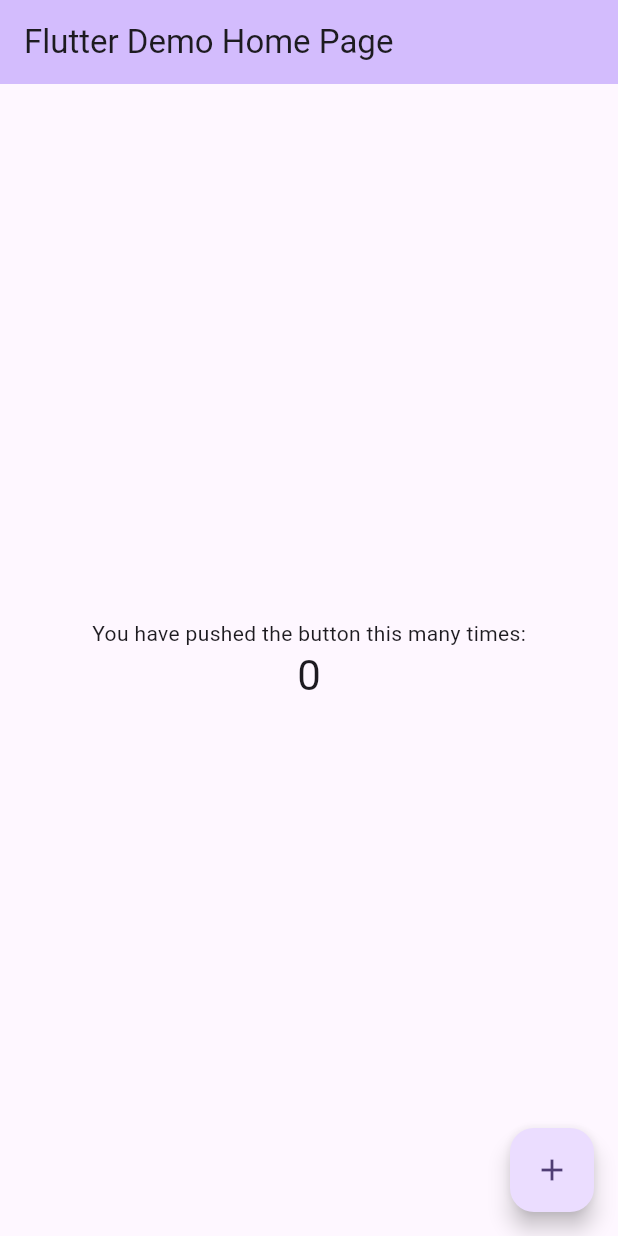
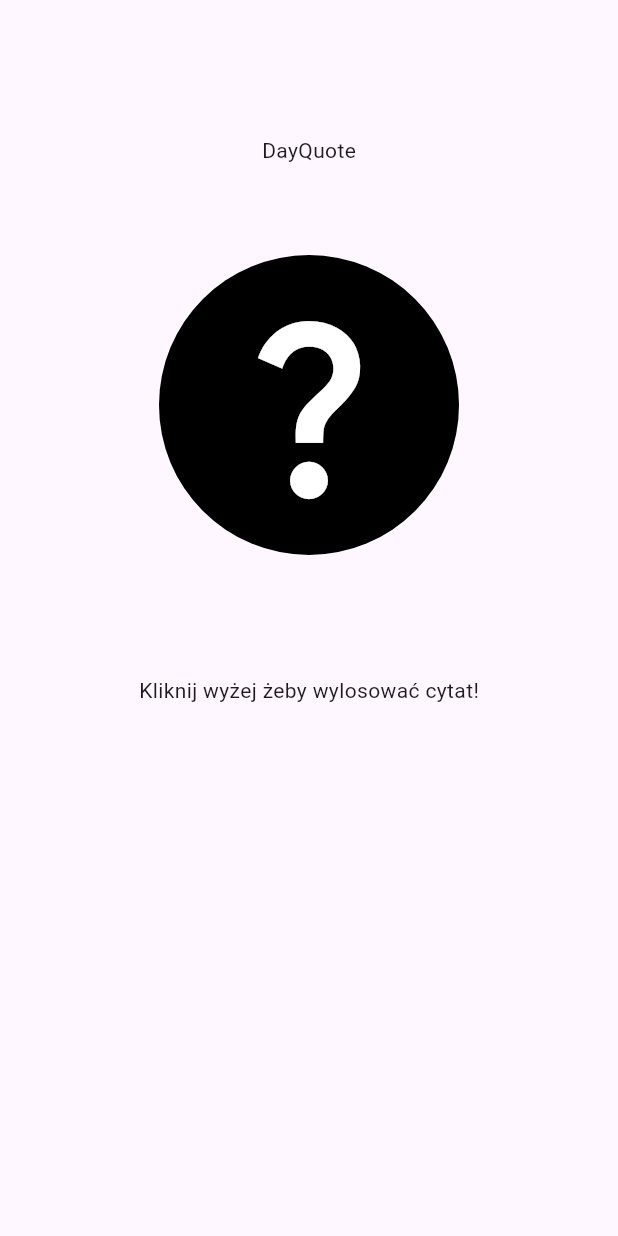
Before and after one commit to maciejsulikowski/day_quote, a Flutter app: the screen it shows after launch, on a phone screen of 412 x 824 dp. Run offline on Flutter 3.47's test engine with Material 2 defaults, Android fonts, the phone set to English and light mode, and no system bars.

Commit message:
Extract Scaffold to MainPage and customize basic elements

```diff
--- a/lib/main.dart
+++ b/lib/main.dart
@@ -7,119 +7,54 @@ void main() {
 class MyApp extends StatelessWidget {
   const MyApp({super.key});
 
-  // This widget is the root of your application.
   @override
   Widget build(BuildContext context) {
     return MaterialApp(
       title: 'Flutter Demo',
       theme: ThemeData(
-        // This is the theme of your application.
-        //
-        // TRY THIS: Try running your application with "flutter run". You'll see
-        // the application has a blue toolbar. Then, without quitting the app,
-        // try changing the seedColor in the colorScheme below to Colors.green
-        // and then invoke "hot reload" (save your changes or press the "hot
-        // reload" button in a Flutter-supported IDE, or press "r" if you used
-        // the command line to start the app).
-        //
-        // Notice that the counter didn't reset back to zero; the application
-        // state is not lost during the reload. To reset the state, use hot
-        // restart instead.
-        //
-        // This works for code too, not just values: Most code changes can be
-        // tested with just a hot reload.
         colorScheme: ColorScheme.fromSeed(seedColor: Colors.deepPurple),
         useMaterial3: true,
       ),
-      home: const MyHomePage(title: 'Flutter Demo Home Page'),
+      home: const MainPage(),
     );
   }
 }
 
-class MyHomePage extends StatefulWidget {
-  const MyHomePage({super.key, required this.title});
-
-  // This widget is the home page of your application. It is stateful, meaning
-  // that it has a State object (defined below) that contains fields that affect
-  // how it looks.
-
-  // This class is the configuration for the state. It holds the values (in this
-  // case the title) provided by the parent (in this case the App widget) and
-  // used by the build method of the State. Fields in a Widget subclass are
-  // always marked "final".
-
-  final String title;
-
-  @override
-  State<MyHomePage> createState() => _MyHomePageState();
-}
-
-class _MyHomePageState extends State<MyHomePage> {
-  int _counter = 0;
-
-  void _incrementCounter() {
-    setState(() {
-      // This call to setState tells the Flutter framework that something has
-      // changed in this State, which causes it to rerun the build method below
-      // so that the display can reflect the updated values. If we changed
-      // _counter without calling setState(), then the build method would not be
-      // called again, and so nothing would appear to happen.
-      _counter++;
-    });
-  }
+class MainPage extends StatelessWidget {
+  const MainPage({
+    super.key,
+  });
 
   @override
   Widget build(BuildContext context) {
-    // This method is rerun every time setState is called, for instance as done
-    // by the _incrementCounter method above.
-    //
-    // The Flutter framework has been optimized to make rerunning build methods
-    // fast, so that you can just rebuild anything that needs updating rather
-    // than having to individually change instances of widgets.
     return Scaffold(
-      appBar: AppBar(
-        // TRY THIS: Try changing the color here to a specific color (to
-        // Colors.amber, perhaps?) and trigger a hot reload to see the AppBar
-        // change color while the other colors stay the same.
-        backgroundColor: Theme.of(context).colorScheme.inversePrimary,
-        // Here we take the value from the MyHomePage object that was created by
-        // the App.build method, and use it to set our appbar title.
-        title: Text(widget.title),
-      ),
       body: Center(
-        // Center is a layout widget. It takes a single child and positions it
-        // in the middle of the parent.
         child: Column(
-          // Column is also a layout widget. It takes a list of children and
-          // arranges them vertically. By default, it sizes itself to fit its
-          // children horizontally, and tries to be as tall as its parent.
-          //
-          // Column has various properties to control how it sizes itself and
-          // how it positions its children. Here we use mainAxisAlignment to
-          // center the children vertically; the main axis here is the vertical
-          // axis because Columns are vertical (the cross axis would be
-          // horizontal).
-          //
-          // TRY THIS: Invoke "debug painting" (choose the "Toggle Debug Paint"
-          // action in the IDE, or press "p" in the console), to see the
-          // wireframe for each widget.
-          mainAxisAlignment: MainAxisAlignment.center,
-          children: <Widget>[
-            const Text(
-              'You have pushed the button this many times:',
+          crossAxisAlignment: CrossAxisAlignment.center,
+          children: [
+            const SizedBox(height: 80),
+            const Padding(
+              padding: EdgeInsets.all(10.0),
+              child: Text('DayQuote'),
             ),
-            Text(
-              '$_counter',
-              style: Theme.of(context).textTheme.headlineMedium,
+            const SizedBox(height: 50),
+            InkWell(
+              onTap: () {},
+              child: const CircleAvatar(
+                radius: 100,
+                backgroundColor: Colors.black,
+                child: Icon(
+                  Icons.question_mark, // Ikona znaku zapytania
+                  size: 150,
+                  color: Colors.white,
+                ),
+              ),
             ),
+            const SizedBox(height: 80),
+            const Text('Kliknij wyżej żeby wylosować cytat!'),
           ],
         ),
       ),
-      floatingActionButton: FloatingActionButton(
-        onPressed: _incrementCounter,
-        tooltip: 'Increment',
-        child: const Icon(Icons.add),
-      ), // This trailing comma makes auto-formatting nicer for build methods.
     );
   }
 }
```
